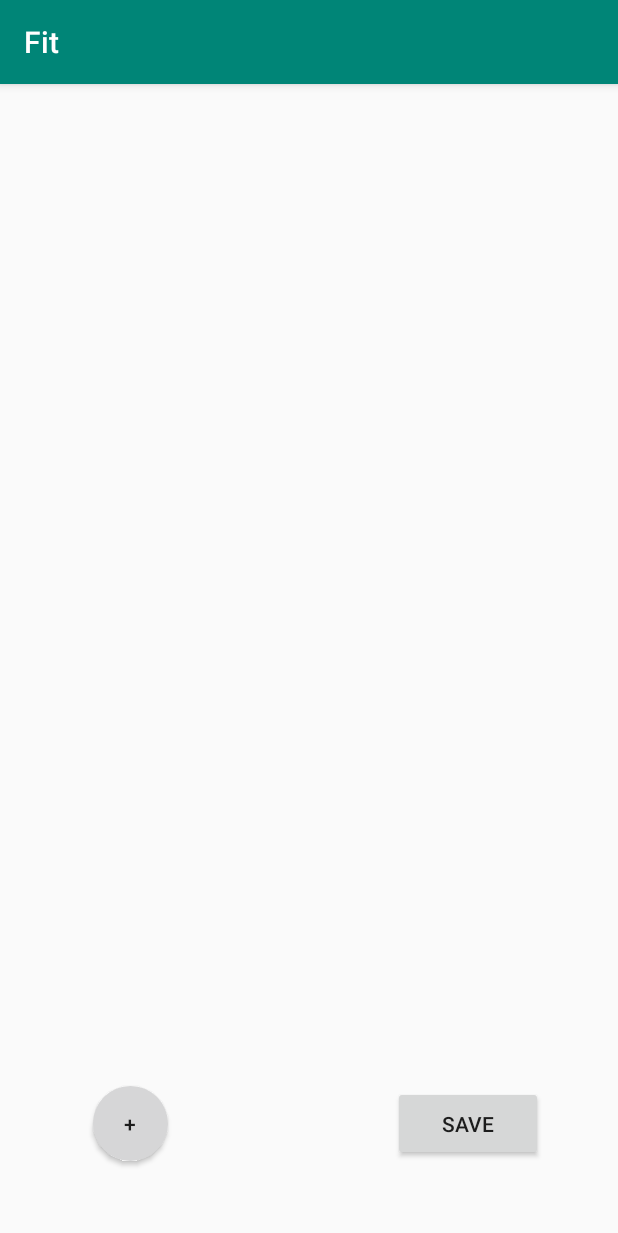
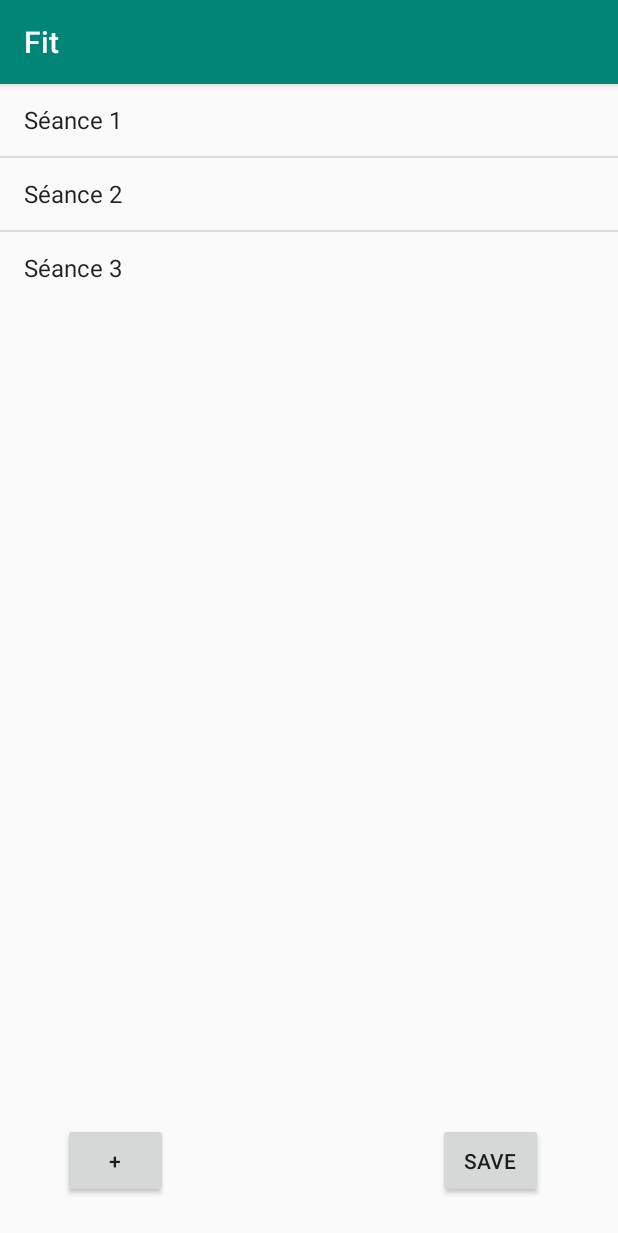
Before and after one commit to Matthieu-arnd/App_sport, an Android app: the Creationprog screen opened directly, with no data from a screen before it, on a phone screen of 412 x 824 dp. Shown: the top 1233 px of the screen. Run offline under Robolectric (Android 15) with nearby library versions, the phone set to English and light mode, and no system bars.

Commit message:
ajout de la listview

```diff
--- a/src/main/java/com/example/fit/Creationprog.java
+++ b/src/main/java/com/example/fit/Creationprog.java
@@ -5,12 +5,32 @@ import androidx.appcompat.app.AppCompatActivity;
 import android.content.Intent;
 import android.os.Bundle;
 import android.view.View;
+import android.widget.ArrayAdapter;
+import android.widget.ListView;
+
+import java.util.ArrayList;
 
 public class Creationprog extends AppCompatActivity {
+
+    private ListView listView_seance;
+
+    private ArrayList<String> Listeofseance = new ArrayList<>();
 
     @Override
     protected void onCreate(Bundle savedInstanceState) {
         super.onCreate(savedInstanceState);
         setContentView(R.layout.activity_creationprog);
+
+        listView_seance = findViewById(R.id.type_seance);
+
+        Listeofseance.add("Séance 1");
+        Listeofseance.add("Séance 2");
+        Listeofseance.add("Séance 3");
+
+        ArrayAdapter adapter = new ArrayAdapter(this,android.R.layout.simple_list_item_1,Listeofseance);
+
+        listView_seance.setAdapter(adapter);
+
+
     }
 }
--- a/src/main/res/drawable/circle_background_btn.xml
+++ /dev/null
@@ -1,9 +0,0 @@
-<?xml version="1.0" encoding="utf-8"?>
-<shape xmlns:android="http://schemas.android.com/apk/res/android">
-    <size android:height="80dp" android:widht="80dp"></size>
-
-    <solid android:color="@color/black"></solid>
-
-    <corners android:radius="40dp"></corners>
-
-</shape>
--- a/src/main/res/layout/activity_creationprog.xml
+++ b/src/main/res/layout/activity_creationprog.xml
@@ -4,50 +4,47 @@
     xmlns:tools="http://schemas.android.com/tools"
     android:layout_width="match_parent"
     android:layout_height="match_parent"
-    tools:context=".Creationprog"
-    tools:ignore="ExtraText">
+    tools:context=".activity_creationprog.xml">
 
     <LinearLayout
         android:layout_width="match_parent"
         android:layout_height="wrap_content"
-        android:orientation="vertical" />
+        android:orientation="vertical" >
 
-    <ListView
-        android:layout_width="match_parent"
-        android:layout_height="wrap_content"
-        android:id="@+id/ListViewSeance">
+        <ListView
+            android:id="@+id/type_seance"
+            android:layout_width="match_parent"
+            android:layout_height="wrap_content">
 
-    </ListView>
+        </ListView>
 
+    </LinearLayout>
 
     <Button
         android:id="@+id/ajout"
-        android:layout_width="50dp"
+        android:layout_width="70dp"
         android:layout_height="50dp"
         android:layout_alignParentRight="True"
         android:layout_alignParentBottom="True"
         android:layout_marginRight="300dp"
-        android:layout_marginBottom="50dp"
+        android:layout_marginBottom="25dp"
         android:gravity="center"
         android:onClick="ajout"
-        android:text="+"
-        android:background="@drawable/circle_background_btn"
-        />
+        android:text="+">
 
+        </Button>
     <Button
         android:id="@+id/save"
-        android:layout_width="100dp"
+        android:layout_width="70dp"
         android:layout_height="50dp"
         android:layout_alignParentRight="True"
         android:layout_alignParentBottom="True"
         android:layout_marginRight="50dp"
-        android:layout_marginBottom="50dp"
+        android:layout_marginBottom="25dp"
         android:gravity="center"
-        android:onClick="Save"
-        android:text="Save"
+        android:onClick="save"
+        android:text="Save">
 
-        />
-
-
+        </Button>
 
 </RelativeLayout>
--- a/src/main/res/layout/activity_main.xml
+++ b/src/main/res/layout/activity_main.xml
@@ -51,6 +51,7 @@
         android:text="Start ta séance"
 
         />
+
     <Button
         android:id="@+id/statistique"
         android:layout_width="236dp"
```
